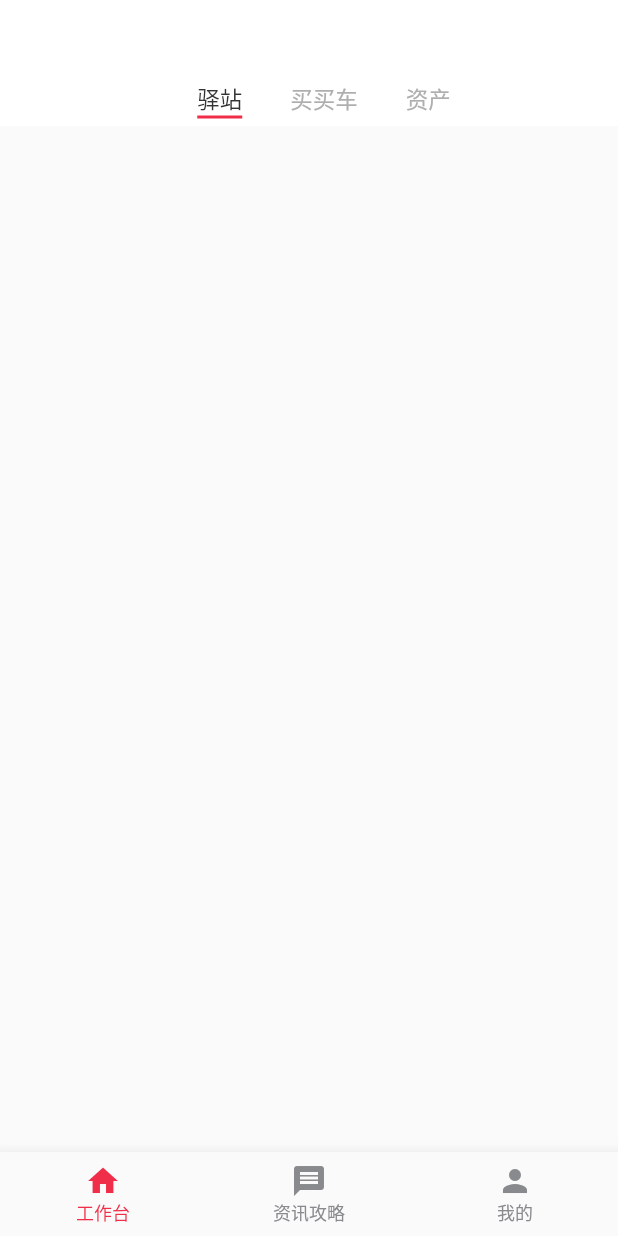
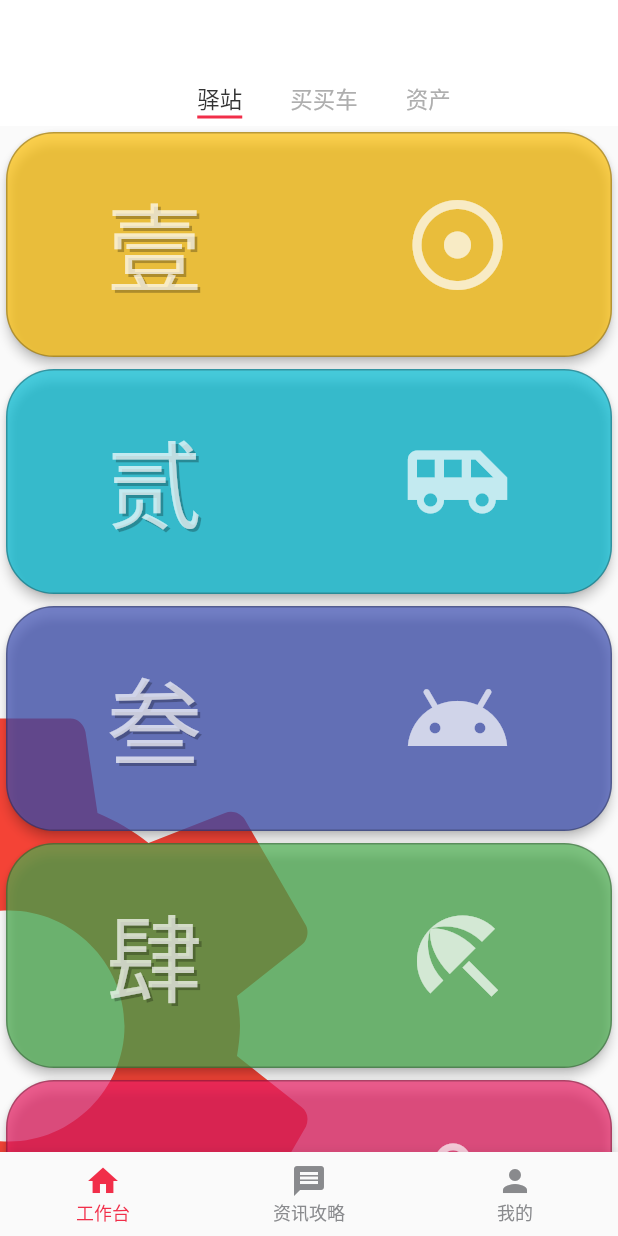
Before and after one commit to AnleSu/bottom_navigationbar, a Flutter app: the screen it shows after launch, after a tap on "pageTwo", on a phone screen of 412 x 824 dp. Run offline on Flutter 3.47's test engine with Material 2 defaults, Android fonts, the phone set to English and light mode, and no system bars.

Commit message:
ScrollController

```diff
--- a/bottom_navigationbar/lib/message_page.dart
+++ b/bottom_navigationbar/lib/message_page.dart
@@ -26,12 +26,7 @@ class _MessagePageState extends State<MessagePage> with AutomaticKeepAliveClient
   @override
   Widget build(BuildContext context) {
     return Scaffold(
-        body:
-            Center(child: Text('攻略资讯: $count', style: TextStyle(fontSize: 30))),
-        floatingActionButton: FloatingActionButton(
-          onPressed: add,
-          child: Icon(Icons.add),
-          heroTag: null,
-        ));
+        body: Container()
+            );
   }
 }
--- a/bottom_navigationbar/lib/mine_page.dart
+++ b/bottom_navigationbar/lib/mine_page.dart
@@ -1,11 +1,91 @@
 import 'package:flutter/material.dart';
+
+class MineHeader extends StatefulWidget {
+  final String imgName;
+  final String name;
+  final String phone;
+  MineHeader({this.imgName, this.name, this.phone});
+  @override
+  _MineHeaderState createState() => _MineHeaderState();
+}
+
+class _MineHeaderState extends State<MineHeader> {
+  @override
+  Widget build(BuildContext context) {
+    return Container(
+      padding: EdgeInsets.only(left: 24, right: 15, top: 50),
+      height: 190,
+      width: double.infinity,
+      color: Color(0xFFF12E49),
+      child: Column(
+        children: <Widget>[
+          Text('我的',
+              textAlign: TextAlign.center,
+              style: new TextStyle(
+                fontSize: 18,
+                color: Colors.white,
+              )),
+          SizedBox(
+            height: 17,
+          ),
+          Row(
+            mainAxisAlignment: MainAxisAlignment.spaceBetween,
+            children: <Widget>[
+              Row(
+                children: <Widget>[
+                  Image.asset(
+                    widget.imgName,
+                    width: 57,
+                    height: 57,
+                  ),
+                  Container(
+                    height: 50,
+                    margin: EdgeInsets.only(left: 21),
+                    child: Column(
+                      mainAxisAlignment: MainAxisAlignment.spaceBetween,
+                      crossAxisAlignment: CrossAxisAlignment.start,
+                      children: <Widget>[
+                        Text(
+                          widget.name,
+                          style: new TextStyle(
+                            color: Colors.white,
+                            fontSize: 15,
+                          ),
+                        ),
+                        Text(
+                          widget.phone,
+                          style: new TextStyle(
+                            color: Colors.white,
+                            fontSize: 14,
+                          ),
+                        ),
+                      ],
+                    ),
+                  ),
+                ],
+              ),
+              Container(
+                margin: EdgeInsets.only(right: 0),
+                child: Icon(
+                  Icons.chevron_right,
+                  color: Colors.white,
+                ),
+              )
+            ],
+          )
+        ],
+      ),
+    );
+  }
+}
 
 class MinePage extends StatefulWidget {
   @override
   _MinePageState createState() => _MinePageState();
 }
 
-class _MinePageState extends State<MinePage> with AutomaticKeepAliveClientMixin {
+class _MinePageState extends State<MinePage>
+    with AutomaticKeepAliveClientMixin {
   int count = 0;
 
   void add() {
@@ -26,12 +106,28 @@ class _MinePageState extends State<MinePage> with AutomaticKeepAliveClientMixin
   @override
   Widget build(BuildContext context) {
     return Scaffold(
-        body:
-            Center(child: Text('我的: $count', style: TextStyle(fontSize: 30))),
-        floatingActionButton: FloatingActionButton(
-          onPressed: add,
-          child: Icon(Icons.add),
-          heroTag: null,
-        ));
+        body: Container(
+      child: Column(
+        children: <Widget>[
+          Stack(
+            children: <Widget>[
+              new MineHeader(
+                imgName: 'assets/images/头像.png',
+                name: '用户名',
+                phone: '13000000001',
+              ),
+              Container(
+                height: 85,
+                margin: EdgeInsets.only(left: 8,right: 8,top: 160),
+                decoration: BoxDecoration(
+                  color: Colors.white,
+                  borderRadius: BorderRadius.circular(4)
+                ),
+              )
+            ],
+          )
+        ],
+      ),
+    ));
   }
 }
--- a/bottom_navigationbar/lib/mmc_page.dart
+++ b/bottom_navigationbar/lib/mmc_page.dart
@@ -55,6 +55,25 @@ class MMCPage extends StatefulWidget {
 class _MMCPageState extends State<MMCPage> with SingleTickerProviderStateMixin {
   Animation animation;
   AnimationController animationController;
+  @override
+  void initState() {
+    // TODO: implement initState
+    super.initState();
+    animationController = new AnimationController(
+        vsync: this, duration: Duration(milliseconds: 200));
+    animation = new Tween(begin: 0.0, end: 0.5).animate(animationController);
+  }
+
+  _changeTrailing(bool expand) {
+    setState(() {
+      if (expand) {
+        animationController.reverse();
+      } else {
+        animationController.forward();
+      }
+    });
+  }
+
   final List lzData = <Widget>[
     BanchItem(
       title: '待接单',
@@ -104,25 +123,6 @@ class _MMCPageState extends State<MMCPage> with SingleTickerProviderStateMixin {
   bool orderExpand = true;
 
   @override
-  void initState() {
-    // TODO: implement initState
-    super.initState();
-    animationController = new AnimationController(
-        vsync: this, duration: Duration(milliseconds: 200));
-    animation = new Tween(begin: 0.0, end: 0.5).animate(animationController);
-  }
-
-  _changeTrailing(bool expand) {
-    setState(() {
-      if (expand) {
-        animationController.reverse();
-      } else {
-        animationController.forward();
-      }
-    });
-  }
-
-  @override
   Widget build(BuildContext context) {
     return Container(
         color: Color(0xFFF8F8F8),
@@ -137,7 +137,7 @@ class _MMCPageState extends State<MMCPage> with SingleTickerProviderStateMixin {
                 },
                 child: Container(
                   height: 35,
-                  padding: EdgeInsets.only(left: 56,right: 56),
+                  padding: EdgeInsets.only(left: 56, right: 56),
                   child: Row(
                     mainAxisSize: MainAxisSize.min,
                     mainAxisAlignment: MainAxisAlignment.center,
--- a/bottom_navigationbar/lib/yz_page.dart
+++ b/bottom_navigationbar/lib/yz_page.dart
@@ -1,14 +1,105 @@
 import 'package:flutter/material.dart';
 
+class Item {
+  String name;
+  MaterialColor color;
+  IconData icon;
+  Item(this.name, this.color, this.icon);
+}
+
+List<Item> items = [
+  Item('壹', Colors.amber, Icons.adjust),
+  Item('贰', Colors.cyan, Icons.airport_shuttle),
+  Item('叁', Colors.indigo, Icons.android),
+  Item('肆', Colors.green, Icons.beach_access),
+  Item('伍', Colors.pink, Icons.attach_file),
+  Item('陸', Colors.blue, Icons.bug_report)
+];
+
+class CardItem extends StatelessWidget {
+  CardItem({this.item});
+
+  final Item item;
+
+   static final Shadow _shadow =
+      Shadow(offset: Offset(2.0, 2.0), color: Colors.black26);
+  final TextStyle _style = TextStyle(color: Colors.white70, shadows: [_shadow]);
+
+  @override
+  Widget build(BuildContext context) {
+    return Card(
+      elevation: 3,
+      shape: RoundedRectangleBorder(
+        side: BorderSide(width: 1, color: Colors.black26),
+        borderRadius: BorderRadius.circular(32),
+      ),
+      color: item.color.withOpacity(.7),
+      child: Container(
+        constraints: BoxConstraints.expand(height: 150),
+        child: RawMaterialButton(
+          onPressed: () {},
+          child: Column(
+            mainAxisAlignment: MainAxisAlignment.spaceAround,
+            crossAxisAlignment: CrossAxisAlignment.stretch,
+            children: <Widget>[
+              Row(
+                mainAxisAlignment: MainAxisAlignment.spaceAround,
+                children: <Widget>[
+                  Text(item.name, style: _style.copyWith(fontSize: 64)),
+                  Icon(item.icon, color: Colors.white70, size: 72),
+                ],
+              )
+            ],
+          ),
+        ),
+      ),
+    );
+  }
+}
+
+class AnimationBack extends StatefulWidget {
+  final ScrollController controller;
+  AnimationBack({this.controller});
+  @override
+  _AnimationBackState createState() => _AnimationBackState();
+}
+
+class _AnimationBackState extends State<AnimationBack> {
+  get offset => widget.controller.hasClients ? widget.controller.offset : 0;
+  @override
+  Widget build(BuildContext context) {
+    return AnimatedBuilder(animation: widget.controller, builder: (BuildContext context, Widget child) {
+
+      return OverflowBox(
+        maxWidth: double.infinity,
+        alignment: Alignment(4, 3),
+        child: Transform.rotate(
+          angle: offset / -512,
+          child: Icon(Icons.settings, size:512, color:Colors.red),
+        ),
+      );
+    },
+
+    );
+  }
+}
 class YZPage extends StatefulWidget {
+
   @override
   _YZPageState createState() => _YZPageState();
 }
 
 class _YZPageState extends State<YZPage> {
+  ScrollController _controller = new ScrollController();
+  List<CardItem> _cards = items.map((Item item) => CardItem(item: item,)).toList();
   @override
   Widget build(BuildContext context) {
-    return Container(
+    return Stack(
+      alignment: AlignmentDirectional.topStart,
+      children: <Widget>[
+        AnimationBack(controller: _controller,),
+        Center(child: ListView(controller: _controller, children: _cards,),),
+      ],
 
     );
   }
```
Also changed, not shown: bottom_navigationbar/pubspec.yaml (+6 -1 lines), bottom_navigationbar/assets/images/2.0x/4S金融.png (added), bottom_navigationbar/assets/images/2.0x/头像.png (added), bottom_navigationbar/assets/images/3.0x/4S金融.png (added), bottom_navigationbar/assets/images/3.0x/头像.png (added), bottom_navigationbar/assets/images/4S金融.png (added), bottom_navigationbar/assets/images/WechatIMG246.jpeg (added), bottom_navigationbar/assets/images/云.png (added), bottom_navigationbar/assets/images/人.png (added), bottom_navigationbar/assets/images/太阳.png (added), bottom_navigationbar/assets/images/头像.png (added).
